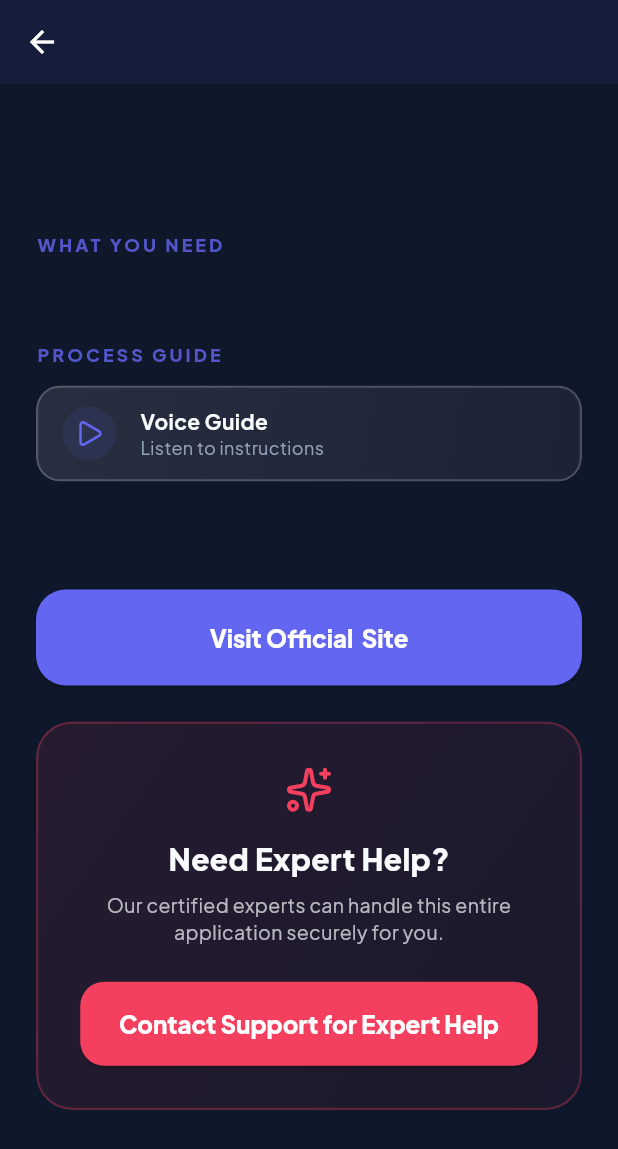
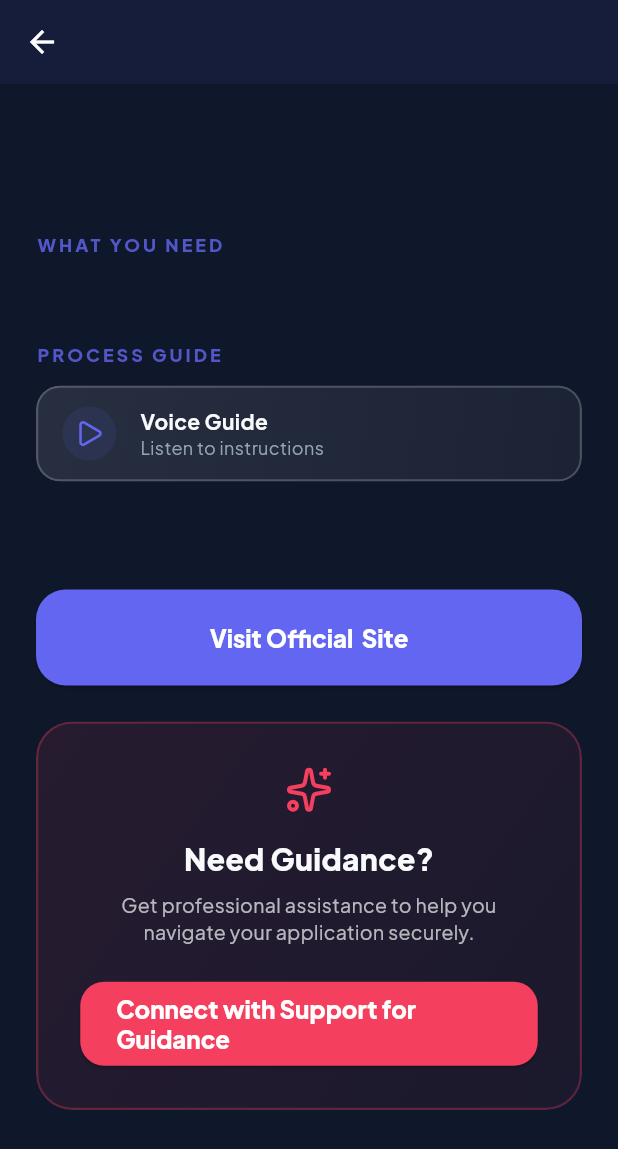
Before and after one commit to Nehimi/Fayda-Connect, a Flutter app: the ServiceDetailScreen screen opened directly with empty values, scrolled down 248 dp, on a phone screen of 412 x 824 dp. Shown: the top 1149 px of the screen. Run offline on Flutter 3.47's test engine with Material 3 defaults, Android fonts, the phone set to English and light mode, and no system bars; our stand-ins replace firebase_auth, firebase_core, flutter_riverpod, google_fonts, lucide_icons, qr_flutter and 1 more; missing offline and left inert: mobile_scanner; accounts and stored records are empty; network calls fail.

Commit message:
Compliance Polish: Redacted high-risk language to meet Google Play Store terms

```diff
--- a/lib/screens/home_screen.dart
+++ b/lib/screens/home_screen.dart
@@ -218,7 +218,7 @@ class HomeScreen extends ConsumerWidget {
                                 ),
                                 const SizedBox(height: 4),
                                 Text(
-                                  isPremium ? 'Enjoy all your exclusive benefits.' : 'Get annual expert concierge service.',
+                                  isPremium ? 'Enjoy all your exclusive benefits.' : 'Get year-round priority support.',
                                   style: TextStyle(
                                     color: AppColors.textMain.withValues(alpha: 0.7),
                                     fontSize: 13,
--- a/lib/screens/service_detail_screen.dart
+++ b/lib/screens/service_detail_screen.dart
@@ -156,14 +156,14 @@ class ServiceDetailScreen extends ConsumerWidget {
             const Icon(LucideIcons.crown, color: Colors.amber, size: 32),
             const SizedBox(height: 16),
             const Text(
-              'Premium Concierge Active',
+              'Priority Guidance Active',
               style: TextStyle(fontSize: 20, fontWeight: FontWeight.w900, color: AppColors.textMain),
             ),
             const SizedBox(height: 8),
             Text(
               lang == AppLanguage.english
-                  ? 'Your service fee is waived. Our experts will handle the process.'
-                  : 'የአገልግሎት ክፍያዎ ቀርቷል። ባለሙያዎቻችን ሂደቱን ያስተናግዳሉ።',
+                  ? 'Professional guidance included. We\'ll help you navigate the process.'
+                  : 'የባለሙያ መመሪያ ተካቷል። ሂደቱን ለመምራት እንረዳዎታለን።',
               textAlign: TextAlign.center,
               style: TextStyle(color: AppColors.textMain.withValues(alpha: 0.7), fontSize: 13),
             ),
@@ -182,7 +182,7 @@ class ServiceDetailScreen extends ConsumerWidget {
                 }
               },
               child: Text(
-                lang == AppLanguage.english ? 'Contact Expert (Free for Pro)' : 'ባለሙያ ያናግሩ (ለፕሮ ነጻ)',
+                lang == AppLanguage.english ? 'Get Priority Support' : 'የቅድሚያ ድጋፍ ያግኙ',
                 style: const TextStyle(fontWeight: FontWeight.w800),
               ),
             ),
@@ -203,14 +203,14 @@ class ServiceDetailScreen extends ConsumerWidget {
           const Icon(LucideIcons.sparkles, color: AppColors.accent, size: 32),
           const SizedBox(height: 16),
           Text(
-            lang == AppLanguage.english ? 'Need Expert Help?' : 'የባለሙያ እርዳታ ይፈልጋሉ?',
+            lang == AppLanguage.english ? 'Need Guidance?' : 'መመሪያ ይፈልጋሉ?',
             style: const TextStyle(fontSize: 20, fontWeight: FontWeight.w900, color: AppColors.textMain),
           ),
           const SizedBox(height: 8),
           Text(
             lang == AppLanguage.english
-              ? 'Our certified experts can handle this entire application securely for you.'
-              : 'የእኛ የተረጋገጡ ባለሙያዎች ይህንን አጠቃላይ ማመልከቻ ለእርስዎ ደህንነቱ በተጠበቀ ሁኔታ ማስተናገድ ይችላሉ።',
+              ? 'Get professional assistance to help you navigate your application securely.'
+              : 'ማመልከቻዎን ደህንነቱ በተጠበቀ ሁኔታ ለመሙላት የባለሙያ እርዳታ ያግኙ።',
             textAlign: TextAlign.center,
             style: TextStyle(color: AppColors.textMain.withValues(alpha: 0.7), fontSize: 13),
           ),
@@ -230,8 +230,8 @@ class ServiceDetailScreen extends ConsumerWidget {
             },
             child: Text(
               lang == AppLanguage.english
-                ? 'Contact Support for Expert Help'
-                : 'ለእርዳታ ባለሙያ ያናግሩ',
+                ? 'Connect with Support for Guidance'
+                : 'ድጋፍ ለማግኘት ያነጋግሩ',
               style: const TextStyle(fontWeight: FontWeight.w800)),
           ),
         ],
--- a/lib/theme/l10n.dart
+++ b/lib/theme/l10n.dart
@@ -69,8 +69,8 @@ class L10n {
     'what_need': 'WHAT YOU NEED',
     'steps': 'STEPS TO COMPLETE',
     'start_sync': 'Start Official Sync',
-    'skip_queue': 'Request Assistance',
-    'skip_desc': 'Our experts can handle the entire verification for you. Fast, secure, and error-free.',
+    'skip_queue': 'Request Guidance',
+    'skip_desc': 'Get professional support to help you navigate the process securely.',
     'visit_site': 'Visit Official Site',
     'checkout': 'Review Application',
     'select_method': 'Contact Method',
@@ -179,8 +179,8 @@ class L10n {
     'what_need': 'የሚያስፈልጉዎት ነገሮች',
     'steps': 'ለመጨረስ የሚከተሉትን ደረጃዎች ይከተሉ',
     'start_sync': 'ይፋዊ ግንኙነት ይጀምሩ',
-    'skip_queue': 'እርዳታ ይጠይቁ',
-    'skip_desc': 'ባለሙያዎቻችን አጠቃላይ ማረጋገጫውን ለእርስዎ ማከናወን ይችላሉ። ፈጣን እና ደህንነቱ የተጠበቀ።',
+    'skip_queue': 'መመሪያ ይጠይቁ',
+    'skip_desc': 'ሂደቱን ደህንነቱ በተጠበቀ ሁኔታ ለመምራት የባለሙያ ድጋፍ ያግኙ።',
     'visit_site': 'ይፋዊ ድረ-ገጹን ይጎብኙ',
     'checkout': 'ማመልከቻውን ይገምግሙ',
     'select_method': 'የግንኙነት ዘዴ ይምረጡ',
@@ -291,8 +291,8 @@ class L10n {
     'what_need': 'WAAN ISIN BARBAACHISU',
     'steps': 'TARKANFIIWWAN GUUTTUU',
     'start_sync': 'Mallattoo Jalqabaa',
-    'skip_queue': 'Gargaarsa Gaافadhaa',
-    'skip_desc': 'Ogeeyyiin keenya mirkanaa’ina guutuu isiniif gochuu danda’u. Ariifataa fi dogoggora kan hin qabne.',
+    'skip_queue': 'Qajeelfama Gaafadhaa',
+    'skip_desc': 'Adeemsa sana haala nageenya qabuun hordofuuf deeggarsa ogeessa argadhaa.',
     'visit_site': 'Fuula yihammaa daawwadhaa',
     'checkout': 'Iyyata Xiinxalaa',
     'select_method': 'Mala Quunnamtii Filladhaa',
@@ -403,8 +403,8 @@ class L10n {
     'what_need': 'ዘድልዩ ነገራት',
     'steps': 'ክውገኑ ዘለዎም ቅደም ተኸተልቲ',
     'start_sync': 'ወግዓዊ ምትእስሳር ጀሚር',
-    'skip_queue': 'ሓገዝ ሕተቱ',
-    'skip_desc': 'ሰብ ሞያና ነቲ ኩሉ መስርሕ ክከታተሉልኩም ይኽእሉ እዮም። ቅልጡፍን ውሑስን።',
+    'skip_queue': 'መምርሒ ሕተቱ',
+    'skip_desc': 'ነቲ መስርሕ ብውሑስ መንገዲ ንምስላጥ ሞያዊ ደገፍ ረኸቡ።',
     'visit_site': 'ወግዓዊ መርበብ ሓበሬታ ኺድ',
     'checkout': 'ማመልከቻ ገምግም',
     'select_method': 'ናይ መራኸቢ መንገዲ ምረጽ',
```
Also changed, not shown: 1 other file.
